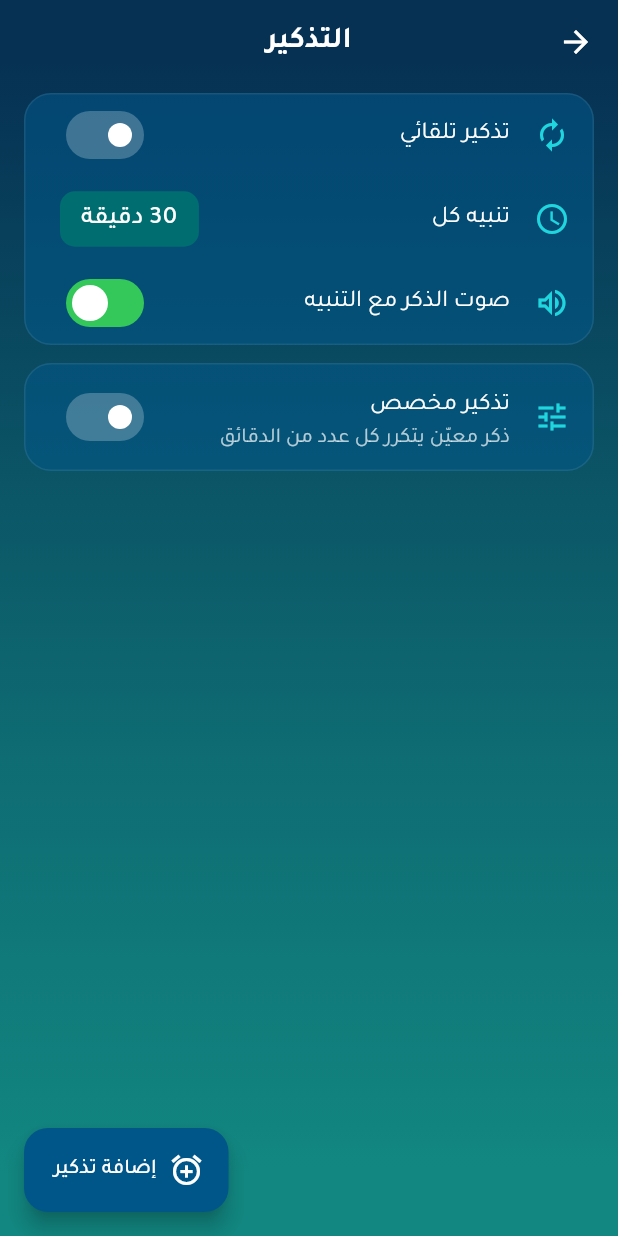
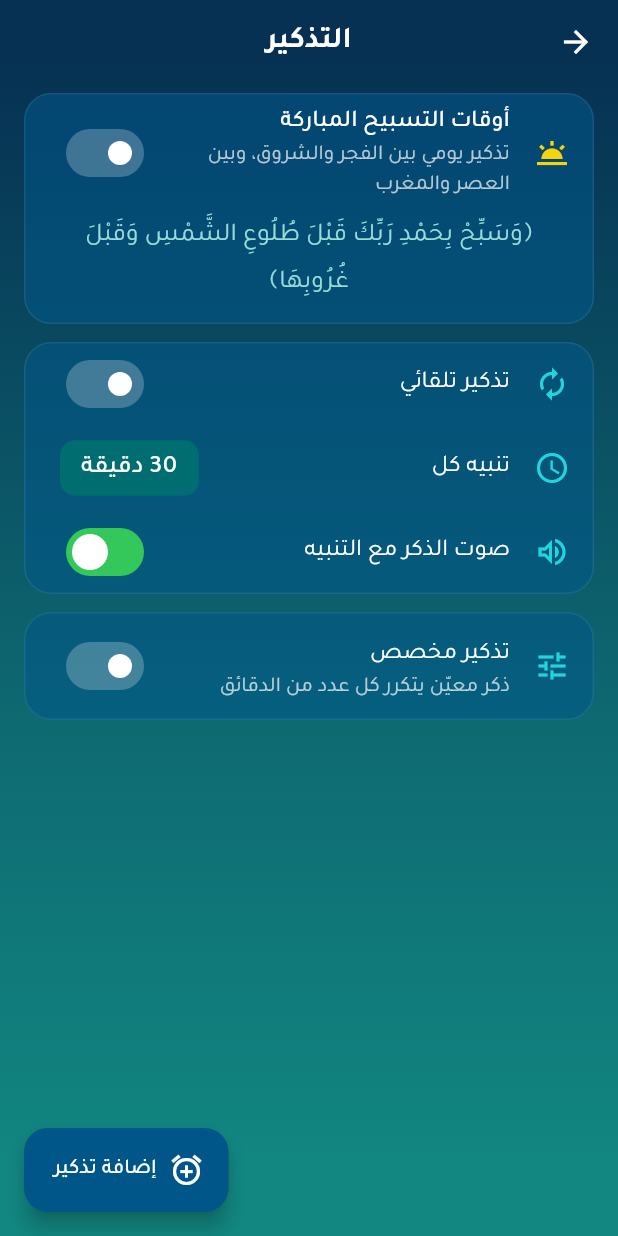
Before and after one commit to revinnmedia/Gallery, a Flutter app: the RemindersScreen screen opened directly, on a phone screen of 412 x 824 dp. Run offline on Flutter 3.47's test engine with Material 3 defaults, Android fonts, the phone set to English and light mode, and no system bars; our stand-ins replace adhan, cloud_firestore, firebase_auth, firebase_core, flutter_local_notifications, flutter_timezone and 8 more; missing offline and left inert: games_services; accounts and stored records are empty.

Commit message:
كنز المسلم: أوقات التسبيح المباركة
Co-Authored-By: Claude Opus 5.5 <noreply@anthropic.com>
Claude-Session: https://claude.ai/code/session_01V9VwhKtzg8bghUGNnFs7Nt

```diff
--- a/kanz-almuslim/lib/data/defaults.dart
+++ b/kanz-almuslim/lib/data/defaults.dart
@@ -72,3 +72,13 @@ const reminderPhrases = <ReminderPhrase>[
 
 /// صوت التهنئة عند كل ١٠٠ تسبيحة ("ممتاز" في النسخة الأصلية).
 const celebrationSound = 'mumtaz';
+
+/// نصوص تنبيهات أوقات التسبيح المباركة (طه: ١٣٠).
+const blessedMorningText = {
+  'ar': '﴿وَسَبِّحْ بِحَمْدِ رَبِّكَ قَبْلَ طُلُوعِ الشَّمْسِ﴾\nحان وقت التسبيح قبل الشروق',
+  'en': '"And glorify the praise of your Lord before the rising of the sun"\nTime to glorify Allah before sunrise',
+};
+const blessedEveningText = {
+  'ar': '﴿وَسَبِّحْ بِحَمْدِ رَبِّكَ ... وَقَبْلَ غُرُوبِهَا﴾\nحان وقت التسبيح قبل الغروب',
+  'en': '"...and before its setting"\nTime to glorify Allah before sunset',
+};
--- a/kanz-almuslim/lib/l10n.dart
+++ b/kanz-almuslim/lib/l10n.dart
@@ -32,6 +32,24 @@ const _strings = <String, Map<String, String>>{
   'editAdhkar': {'ar': 'تحرير الاذكار', 'en': 'Edit adhkar'},
   'done': {'ar': 'تم', 'en': 'Done'},
   'every': {'ar': 'كل', 'en': 'Every'},
+  'blessedTimes': {'ar': 'أوقات التسبيح المباركة', 'en': 'Blessed times of glorification'},
+  'blessedVerse': {
+    'ar': '﴿وَسَبِّحْ بِحَمْدِ رَبِّكَ قَبْلَ طُلُوعِ الشَّمْسِ وَقَبْلَ غُرُوبِهَا﴾',
+    'en': '"And glorify the praise of your Lord before the rising of the sun and before its setting"',
+  },
+  'blessedHint': {
+    'ar': 'تذكير يومي بين الفجر والشروق، وبين العصر والمغرب',
+    'en': 'A daily reminder between Fajr and sunrise, and between Asr and Maghrib',
+  },
+  'beforeSunrise': {'ar': 'قبل الشروق', 'en': 'Before sunrise'},
+  'beforeSunset': {'ar': 'قبل الغروب', 'en': 'Before sunset'},
+  'byYourLocation': {'ar': 'حسب موقعك', 'en': 'Based on your location'},
+  'approxTimes': {'ar': 'أوقات تقريبية، حدّد موقعك لدقة أكبر', 'en': 'Approximate times, set your location for accuracy'},
+  'updateLocation': {'ar': 'تحديد الموقع', 'en': 'Set location'},
+  'locationDenied': {
+    'ar': 'لم نتمكن من معرفة موقعك، سنستخدم أوقاتاً تقريبية',
+    'en': 'Could not get your location, using approximate times',
+  },
   'notifWebOnly': {
     'ar': 'هذه معاينة: التنبيهات الفعلية تعمل على الجوال',
     'en': 'Preview only: real notifications work on the phone',
--- a/kanz-almuslim/lib/screens/reminders_screen.dart
+++ b/kanz-almuslim/lib/screens/reminders_screen.dart
@@ -1,11 +1,13 @@
 import 'package:flutter/foundation.dart';
 import 'package:flutter/material.dart';
 import 'package:flutter/services.dart';
+import 'package:intl/intl.dart';
 import 'package:provider/provider.dart';
 
 import '../data/defaults.dart';
 import '../l10n.dart';
 import '../models.dart';
+import '../services/location_service.dart';
 import '../services/notification_service.dart';
 import '../state/app_state.dart';
 import '../theme.dart';
@@ -42,6 +44,7 @@ class RemindersScreen extends StatelessWidget {
       body: ListView(
         padding: const EdgeInsets.only(bottom: 96),
         children: [
+          const _BlessedCard(),
           Card(
             child: Column(
               children: [
@@ -124,10 +127,12 @@ class RemindersScreen extends StatelessWidget {
           child: ListView(
             shrinkWrap: true,
             children: options
-                .map((p) => ListTile(
+                .map(
+                  (p) => ListTile(
                     title: Text(p.text, style: const TextStyle(fontSize: 18)),
                     onTap: () => Navigator.pop(ctx, p),
-                    ))
+                  ),
+                )
                 .toList(),
           ),
         ),
@@ -173,6 +178,103 @@ class RemindersScreen extends StatelessWidget {
   }
 }
 
+/// أوقات التسبيح المباركة: ﴿قَبْلَ طُلُوعِ الشَّمْسِ وَقَبْلَ غُرُوبِهَا﴾.
+class _BlessedCard extends StatefulWidget {
+  const _BlessedCard();
+
+  @override
+  State<_BlessedCard> createState() => _BlessedCardState();
+}
+
+class _BlessedCardState extends State<_BlessedCard> {
+  bool _locating = false;
+
+  Future<void> _locate({bool quiet = false}) async {
+    final s = context.read<AppState>();
+    final messenger = ScaffoldMessenger.of(context);
+    setState(() => _locating = true);
+    final pos = await LocationService.current();
+    if (!mounted) return;
+    setState(() => _locating = false);
+    if (pos != null) {
+      await s.setBlessedLocation(pos.$1, pos.$2);
+    } else if (!quiet && !kIsWeb) {
+      messenger.showSnackBar(SnackBar(content: Text(trLang(s.language, 'locationDenied'))));
+    }
+  }
+
+  @override
+  Widget build(BuildContext context) {
+    final s = context.watch<AppState>();
+    final fmt = DateFormat.jm(s.language == 'ar' ? 'ar' : 'en');
+    final (morning, evening) = s.blessedToday;
+    String time(DateTime t) => latinDigits(fmt.format(t));
+    return Card(
+      child: Column(
+        children: [
+          SwitchListTile(
+            secondary: const Icon(Icons.wb_twilight, color: KanzColors.gold),
+            title: Text(tr(context, 'blessedTimes'), style: const TextStyle(fontWeight: FontWeight.w500)),
+            subtitle: Text(tr(context, 'blessedHint'), style: const TextStyle(color: Colors.white70)),
+            value: s.blessedOn,
+            onChanged: (v) async {
+              if (v && !await RemindersScreen._ensurePermission(context)) return;
+              await s.updateReminders(blessed: v);
+              if (v && s.blessedApprox) await _locate(quiet: true);
+            },
+          ),
+          Padding(
+            padding: const EdgeInsets.fromLTRB(20, 0, 20, 12),
+            child: Text(
+              tr(context, 'blessedVerse'),
+              textAlign: TextAlign.center,
+              style: const TextStyle(color: KanzColors.paleAqua, fontSize: 17, height: 1.8),
+            ),
+          ),
+          if (s.blessedOn) ...[
+            ListTile(
+              dense: true,
+              leading: const Icon(Icons.wb_sunny_outlined, color: KanzColors.gold),
+              title: Text(tr(context, 'beforeSunrise')),
+              trailing: Text(
+                time(morning),
+                style: const TextStyle(fontSize: 16, fontWeight: FontWeight.w500),
+              ),
+            ),
+            ListTile(
+              dense: true,
+              leading: const Icon(Icons.nights_stay_outlined, color: KanzColors.gold),
+              title: Text(tr(context, 'beforeSunset')),
+              trailing: Text(
+                time(evening),
+                style: const TextStyle(fontSize: 16, fontWeight: FontWeight.w500),
+              ),
+            ),
+            ListTile(
+              dense: true,
+              leading: Icon(
+                s.blessedApprox ? Icons.location_searching : Icons.my_location,
+                color: Colors.white70,
+              ),
+              title: Text(
+                tr(context, s.blessedApprox ? 'approxTimes' : 'byYourLocation'),
+                style: const TextStyle(color: Colors.white70, fontSize: 13),
+              ),
+              trailing: _locating
+                  ? const SizedBox(
+                      width: 20,
+                      height: 20,
+                      child: CircularProgressIndicator(strokeWidth: 2, color: KanzColors.cyan),
+                    )
+                  : TextButton(onPressed: _locate, child: Text(tr(context, 'updateLocation'))),
+            ),
+          ],
+        ],
+      ),
+    );
+  }
+}
+
 class _MinutesChip extends StatelessWidget {
   const _MinutesChip({required this.minutes, required this.onTap});
   final int minutes;
@@ -184,10 +286,7 @@ class _MinutesChip extends StatelessWidget {
     borderRadius: BorderRadius.circular(10),
     child: Container(
       padding: const EdgeInsets.symmetric(horizontal: 14, vertical: 6),
-          decoration: BoxDecoration(
-            color: KanzColors.inputBox,
-            borderRadius: BorderRadius.circular(10),
-          ),
+      decoration: BoxDecoration(color: KanzColors.inputBox, borderRadius: BorderRadius.circular(10)),
       child: Text(
         '${fmtNum(context, minutes)} ${tr(context, 'minutes')}',
         style: const TextStyle(fontSize: 17, fontWeight: FontWeight.w500),
--- /dev/null
+++ b/kanz-almuslim/lib/services/blessed_times.dart
@@ -0,0 +1,69 @@
+import 'package:adhan/adhan.dart';
+
+/// أوقات التسبيح المباركة كما في قوله تعالى:
+/// ﴿وَسَبِّحْ بِحَمْدِ رَبِّكَ قَبْلَ طُلُوعِ الشَّمْسِ وَقَبْلَ غُرُوبِهَا﴾ [طه: ١٣٠]
+///
+/// - قبل طلوع الشمس: بين الفجر والشروق.
+/// - قبل الغروب: بين العصر والمغرب.
+///
+/// تُحسب أوقات الصلاة على الجهاز نفسه (بدون إنترنت) من إحداثيات المستخدم.
+class BlessedTime {
+  const BlessedTime(this.when, {required this.morning});
+  final DateTime when;
+
+  /// true = قبل الشروق، false = قبل الغروب.
+  final bool morning;
+}
+
+class DayTimes {
+  const DayTimes({required this.fajr, required this.sunrise, required this.asr, required this.maghrib});
+  final DateTime fajr;
+  final DateTime sunrise;
+  final DateTime asr;
+  final DateTime maghrib;
+}
+
+class BlessedTimes {
+  /// التذكير الصباحي: قبل الشروق بـ٤٠ دقيقة (ولا يسبق الفجر بأقل من ١٠ دقائق بعده).
+  static const morningBeforeSunrise = Duration(minutes: 40);
+
+  /// التذكير المسائي: قبل المغرب بـ٤٥ دقيقة (وبعد العصر بـ١٠ دقائق على الأقل).
+  static const eveningBeforeSunset = Duration(minutes: 45);
+  static const _afterPrayer = Duration(minutes: 10);
+
+  static DayTimes dayTimes(double lat, double lng, DateTime date) {
+    final params = CalculationMethod.muslim_world_league.getParameters()..madhab = Madhab.shafi;
+    final t = PrayerTimes(Coordinates(lat, lng), DateComponents.from(date), params);
+    return DayTimes(fajr: t.fajr, sunrise: t.sunrise, asr: t.asr, maghrib: t.maghrib);
+  }
+
+  static DateTime _later(DateTime a, DateTime b) => a.isAfter(b) ? a : b;
+
+  static (DateTime morning, DateTime evening) remindersFor(DayTimes d) => (
+    _later(d.sunrise.subtract(morningBeforeSunrise), d.fajr.add(_afterPrayer)),
+    _later(d.maghrib.subtract(eveningBeforeSunset), d.asr.add(_afterPrayer)),
+  );
+
+  /// المواعيد القادمة بعد [now] لعدد [days] يوماً، مرتبة تصاعدياً.
+  static List<BlessedTime> upcoming({
+    required DateTime now,
+    required double lat,
+    required double lng,
+    int days = 10,
+  }) {
+    final out = <BlessedTime>[];
+    final start = DateTime(now.year, now.month, now.day);
+    for (var i = 0; i <= days; i++) {
+      final date = start.add(Duration(days: i));
+      final (m, e) = remindersFor(dayTimes(lat, lng, date));
+      if (m.isAfter(now)) out.add(BlessedTime(m, morning: true));
+      if (e.isAfter(now)) out.add(BlessedTime(e, morning: false));
+    }
+    out.sort((a, b) => a.when.compareTo(b.when));
+    return out;
+  }
+
+  /// موقع تقريبي من فرق التوقيت فقط (إذا لم يسمح المستخدم بالموقع):
+  /// خط الطول ≈ ١٥° لكل ساعة، وخط العرض ٢٥° (وسط المنطقة العربية تقريباً).
+  static (double lat, double lng) approximate(Duration utcOffset) => (25.0, utcOffset.inMinutes / 60 * 15);
+}
--- a/kanz-almuslim/lib/services/notification_service.dart
+++ b/kanz-almuslim/lib/services/notification_service.dart
@@ -21,6 +21,14 @@ class ReminderStream {
   final String? sound;
 }
 
+/// تنبيه في وقت محدد (أوقات التسبيح المباركة قبل الشروق وقبل الغروب).
+class FixedReminder {
+  const FixedReminder(this.when, this.body, {this.sound});
+  final DateTime when;
+  final String body;
+  final String? sound;
+}
+
 /// إعدادات التذكير التي يحتاجها جدول التنبيهات.
 class ReminderSettings {
   const ReminderSettings({
@@ -29,9 +37,13 @@ class ReminderSettings {
     required this.dndStartHour,
     required this.dndEndHour,
     required this.withDhikrSound,
+    this.fixed = const [],
   });
 
   final List<ReminderStream> streams;
+
+  /// مواعيد ثابتة لها الأولوية ولا تتأثر بفترة عدم الإزعاج (اختارها المستخدم صراحة).
+  final List<FixedReminder> fixed;
   final bool dnd;
   final int dndStartHour;
   final int dndEndHour;
@@ -122,17 +134,31 @@ class NotificationService {
     if (kIsWeb) return;
     await init();
     await _plugin.cancelAll();
-    if (s.streams.isEmpty) return;
+    if (s.streams.isEmpty && s.fixed.isEmpty) return;
 
     final now = tz.TZDateTime.now(tz.local);
+
+    // أولاً: المواعيد الثابتة (أوقات التسبيح المباركة).
+    final fixed = s.fixed.where((f) => f.when.isAfter(now)).take(maxPending ~/ 3).toList();
+    final fixedMinutes = {for (final f in fixed) f.when.millisecondsSinceEpoch ~/ 60000};
+    for (var i = 0; i < fixed.length; i++) {
+      await _schedule(
+        id: _idBase + i,
+        when: tz.TZDateTime.from(fixed[i].when, tz.local),
+        body: fixed[i].body,
+        sound: s.withDhikrSound ? fixed[i].sound : null,
+      );
+    }
+
+    // ثم التذكير المتكرر في المساحة الباقية، بدون أن يتزامن مع موعد ثابت.
     final plan = buildPlan(
       now: now,
       streams: s.streams,
       dnd: s.dnd,
       dndStartHour: s.dndStartHour,
       dndEndHour: s.dndEndHour,
-      max: maxPending,
-    );
+      max: maxPending - fixed.length,
+    ).where((p) => !fixedMinutes.contains(p.when.millisecondsSinceEpoch ~/ 60000)).toList();
 
     final rnd = Random();
     var lastPhrase = -1;
@@ -151,13 +177,13 @@ class NotificationService {
         sound = reminderPhrases[idx].sound;
       }
       await _schedule(
-        id: _idBase + i,
+        id: _idBase + fixed.length + i,
         when: tz.TZDateTime.from(plan[i].when, tz.local),
         body: body,
         sound: s.withDhikrSound ? sound : null,
       );
     }
-    debugPrint('Scheduled ${plan.length} notifications');
+    debugPrint('Scheduled ${fixed.length} blessed + ${plan.length} notifications');
   }
 
   /// يبني جدول التنبيهات القادمة من كل المصادر:
--- a/kanz-almuslim/lib/state/app_state.dart
+++ b/kanz-almuslim/lib/state/app_state.dart
@@ -9,6 +9,7 @@ import '../models.dart';
 import '../services/audio_service.dart';
 import '../services/cloud_service.dart';
 import '../services/games_service.dart';
+import '../services/blessed_times.dart';
 import '../services/notification_service.dart';
 
 /// نتيجة كل تسبيحة، لتعرف الواجهة إن كان يجب عرض التهنئة.
@@ -45,6 +46,11 @@ class AppState extends ChangeNotifier {
 
   // التذكير (نفس خيارات النسخة الأصلية)
   bool autoReminder = false;
+
+  /// أوقات التسبيح المباركة: قبل الشروق وقبل الغروب، حسب موقع المستخدم.
+  bool blessedOn = false;
+  double? blessedLat;
+  double? blessedLng;
   int autoInterval = 30;
   bool customReminderOn = false;
   List<CustomReminder> customReminders = [];
@@ -108,6 +114,9 @@ class AppState extends ChangeNotifier {
     language = _prefs.getString('language') ?? 'ar';
 
     autoReminder = _prefs.getBool('autoReminder') ?? false;
+    blessedOn = _prefs.getBool('blessedOn') ?? false;
+    blessedLat = _prefs.getDouble('blessedLat');
+    blessedLng = _prefs.getDouble('blessedLng');
     autoInterval = _prefs.getInt('autoInterval') ?? 30;
     customReminderOn = _prefs.getBool('customReminderOn') ?? false;
     dnd = _prefs.getBool('dnd') ?? false;
@@ -141,6 +150,11 @@ class AppState extends ChangeNotifier {
 
   void _saveReminders() {
     _prefs.setBool('autoReminder', autoReminder);
+    _prefs.setBool('blessedOn', blessedOn);
+    if (blessedLat != null && blessedLng != null) {
+      _prefs.setDouble('blessedLat', blessedLat!);
+      _prefs.setDouble('blessedLng', blessedLng!);
+    }
     _prefs.setInt('autoInterval', autoInterval);
     _prefs.setBool('customReminderOn', customReminderOn);
     _prefs.setBool('dnd', dnd);
@@ -307,9 +321,37 @@ class AppState extends ChangeNotifier {
     dndStartHour: dndStartHour,
     dndEndHour: dndEndHour,
     withDhikrSound: reminderSound,
+    fixed: [
+      if (blessedOn)
+        for (final b in BlessedTimes.upcoming(now: DateTime.now(), lat: blessedCoords.$1, lng: blessedCoords.$2))
+          FixedReminder(
+            b.when,
+            (b.morning ? blessedMorningText : blessedEveningText)[language == 'ar' ? 'ar' : 'en']!,
+            sound: 'subhanallah',
+          ),
+    ],
   );
 
+  /// بدون إذن الموقع نحسب الأوقات تقريبياً من فرق التوقيت.
+  bool get blessedApprox => blessedLat == null || blessedLng == null;
+  (double, double) get blessedCoords => blessedApprox
+      ? BlessedTimes.approximate(DateTime.now().timeZoneOffset)
+      : (blessedLat!, blessedLng!);
+
+  /// أوقات اليوم (للعرض في شاشة التذكير).
+  (DateTime morning, DateTime evening) get blessedToday =>
+      BlessedTimes.remindersFor(BlessedTimes.dayTimes(blessedCoords.$1, blessedCoords.$2, DateTime.now()));
+
+  Future<void> setBlessedLocation(double lat, double lng) async {
+    blessedLat = lat;
+    blessedLng = lng;
+    _saveReminders();
+    notifyListeners();
+    await applyReminders();
+  }
+
   bool get anyReminderOn =>
+      blessedOn ||
       autoReminder ||
       (customReminderOn && customReminders.any((r) => r.enabled));
 
@@ -318,6 +360,7 @@ class AppState extends ChangeNotifier {
       NotificationService.instance.rescheduleAll(reminderSettings);
 
   Future<void> updateReminders({
+    bool? blessed,
     bool? auto,
     int? interval,
     bool? custom,
@@ -326,6 +369,7 @@ class AppState extends ChangeNotifier {
     int? dndEnd,
     bool? sound,
   }) async {
+    blessedOn = blessed ?? blessedOn;
     autoReminder = auto ?? autoReminder;
     if (interval != null) {
       autoInterval = interval.clamp(NotificationService.minInterval, 24 * 60);
--- a/kanz-almuslim/pubspec.yaml
+++ b/kanz-almuslim/pubspec.yaml
@@ -52,6 +52,8 @@ dependencies:
   url_launcher: ^6.3.3
   share_plus: ^13.3.1
   in_app_review: ^2.0.12
+  adhan: ^2.0.0+1
+  geolocator: ^14.0.1
 
 dev_dependencies:
   flutter_test:
```
Also changed, not shown: kanz-almuslim/lib/services/location_service.dart (added, +26 -0 lines), kanz-almuslim/pubspec.lock, 5 other files. Lines whose indentation alone changed are shown as unchanged.
